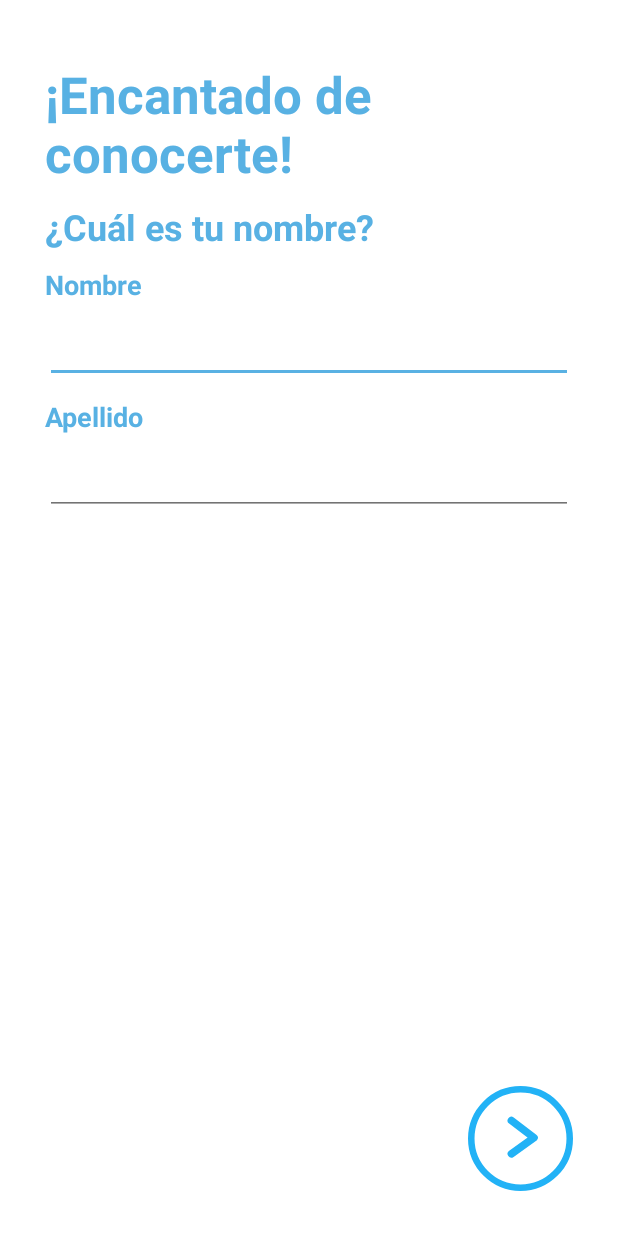
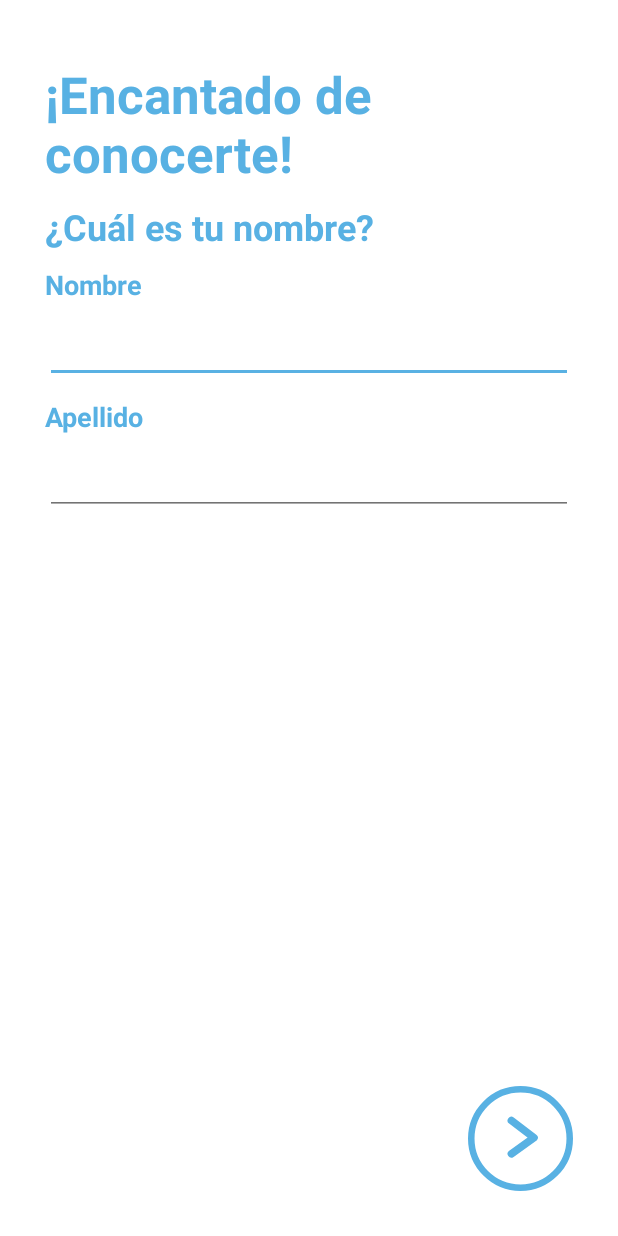
Before and after one commit to Denigt/WorkPod, an Android app: the SigninActivity screen opened directly, with no data from a screen before it, on a phone screen of 412 x 824 dp. Run offline under Robolectric (Android 15) with nearby library versions, the phone set to English and light mode, and no system bars.

Commit message:
29-03 Modificacion del boton de Signin

```diff
--- a/app/src/main/res/drawable/ic_btnsiguiente.xml
+++ b/app/src/main/res/drawable/ic_btnsiguiente.xml
@@ -1,10 +1,20 @@
 <vector android:height="89.6dp" android:viewportHeight="89.565"
-    android:viewportWidth="89.565" android:width="89.6dp" xmlns:android="http://schemas.android.com/apk/res/android">
-    <path android:fillColor="#ffffff"
+    android:viewportWidth="89.565" android:width="89.6dp"
+    xmlns:android="http://schemas.android.com/apk/res/android">
+
+    <!--path android:fillColor="#ffffffff"
+        android:fillType="evenOdd"
+        android:strokeColor="#ffffffff"
+        android:strokeWidth="5.565"
+        android:pathData="M0,0h89.6v89.6h-89.6z, M44.7825,44.7825m-42,0a42,42 0,1 1,84 0a42,42 0,1 1,-84 0"/-->
+
+    <path android:fillColor="#FFFFFFFF"
         android:pathData="M44.7825,44.7825m-42,0a42,42 0,1 1,84 0a42,42 0,1 1,-84 0"
-        android:strokeColor="#22b2f6" android:strokeWidth="5.565"/>
+        android:strokeColor="#58B1E3" android:strokeWidth="5.565"/>
+
     <path android:fillColor="#00000000"
         android:pathData="m37.0307,29.4711 l19.2834,14.6448 -19.2834,13.71"
-        android:strokeColor="#22b2f6" android:strokeLineCap="round"
+        android:strokeColor="#58B1E3" android:strokeLineCap="round"
         android:strokeLineJoin="round" android:strokeWidth="6.50244"/>
+
 </vector>
--- a/app/src/main/res/layout/activity_signin.xml
+++ b/app/src/main/res/layout/activity_signin.xml
@@ -75,8 +75,7 @@
             android:layout_height="70dp"
             android:layout_gravity="bottom"
             android:src="@drawable/ic_btnsiguiente"
-            android:background="@color/transparente"
-            android:foreground="?selectableItemBackgroundBorderless"
+            android:background="?selectableItemBackgroundBorderless"
             android:focusable="true"
             android:scaleType="fitCenter"/>
 
--- a/app/src/main/res/layout/activity_signin2.xml
+++ b/app/src/main/res/layout/activity_signin2.xml
@@ -69,6 +69,7 @@
         android:id="@+id/txtContrasena"
         android:layout_width="match_parent"
         android:layout_height="wrap_content"
+        android:layout_marginHorizontal="30dp"
         android:inputType="textPassword"/>
 
     <TextView
@@ -122,8 +123,7 @@
             android:layout_height="70dp"
             android:layout_gravity="bottom"
             android:src="@drawable/ic_btnsiguiente"
-            android:background="@color/transparente"
-            android:foreground="?selectableItemBackgroundBorderless"
+            android:background="?selectableItemBackgroundBorderless"
             android:focusable="true"
             android:scaleType="fitCenter"/>
 
```
